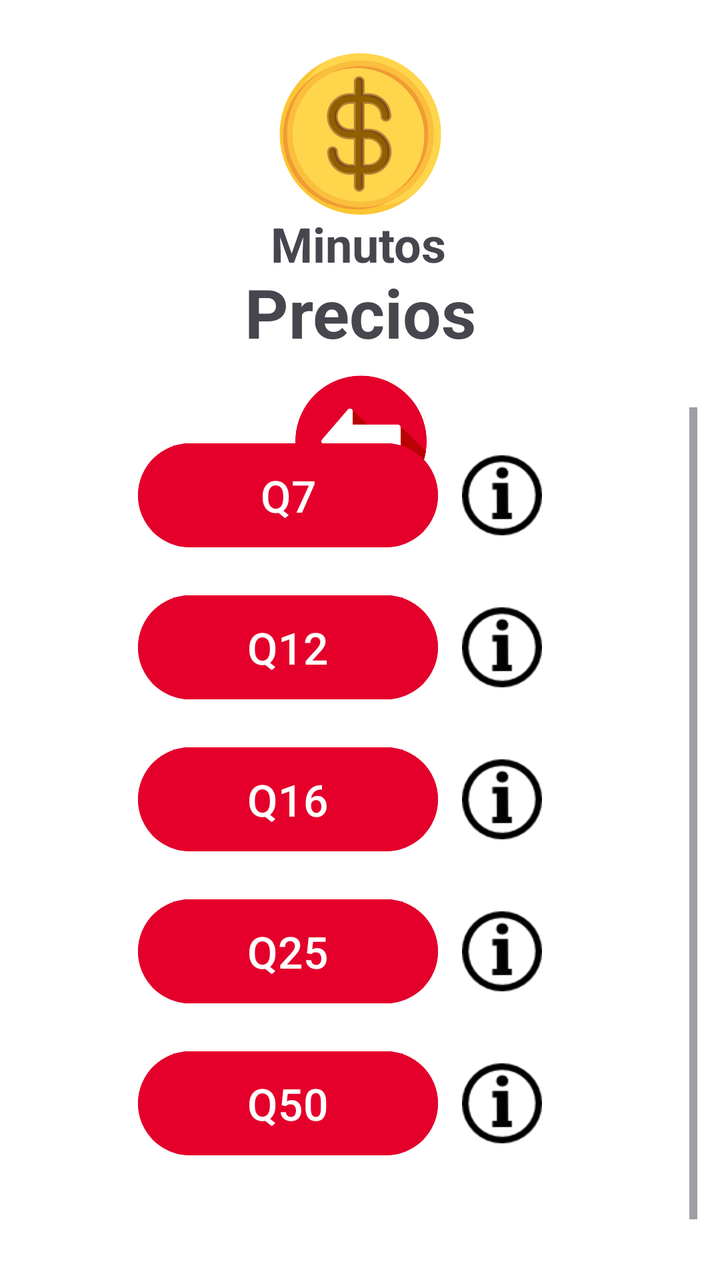
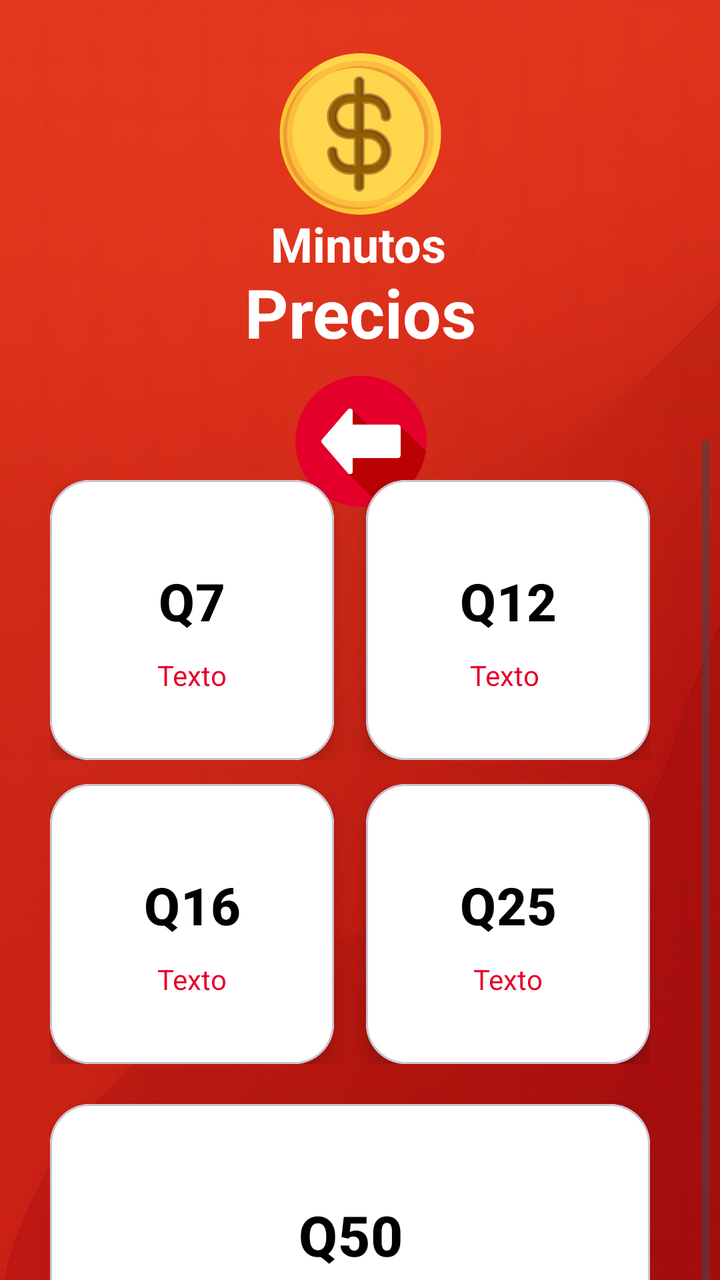

Before-and-after screenshots of an Android layout around one commit, followed by the original layout XML and the change that was made.
<!-- AndroidManifest.xml: application theme Theme.ClaroRecargasApp -->
<!-- res/layout/activity_menu_minutos.xml -->
<?xml version="1.0" encoding="utf-8"?>
<androidx.constraintlayout.widget.ConstraintLayout xmlns:android="http://schemas.android.com/apk/res/android"
    xmlns:app="http://schemas.android.com/apk/res-auto"
    xmlns:tools="http://schemas.android.com/tools"
    android:id="@+id/main"
    android:layout_width="match_parent"
    android:layout_height="match_parent"
    android:background="#FFFFFF"
    tools:context=".MenuMinutos">

    <ImageButton
        android:id="@+id/btnVolverM"
        android:layout_width="71dp"
        android:layout_height="70dp"
        android:layout_marginStart="16dp"
        android:background="#FFFFFF"
        android:contentDescription="@string/descripcion_boton"
        android:scaleType="fitCenter"
        app:layout_constraintBottom_toBottomOf="parent"
        app:layout_constraintEnd_toEndOf="parent"
        app:layout_constraintHorizontal_bias="0.473"
        app:layout_constraintStart_toStartOf="parent"
        app:layout_constraintTop_toTopOf="parent"
        app:layout_constraintVertical_bias="0.326"
        app:srcCompat="@drawable/icon_regresar_atras" />

    <TextView
        android:id="@+id/textView"
        android:layout_width="171dp"
        android:layout_height="45dp"
        android:layout_gravity="center"
        android:gravity="center"
        android:text="Precios"
        android:textAlignment="center"
        android:textSize="34sp"
        android:textStyle="bold"
        app:layout_constraintBottom_toBottomOf="parent"
        app:layout_constraintEnd_toEndOf="parent"
        app:layout_constraintStart_toStartOf="parent"
        app:layout_constraintTop_toTopOf="parent"
        app:layout_constraintVertical_bias="0.224" />

    <TextView
        android:id="@+id/textView2"
        android:layout_width="wrap_content"
        android:layout_height="wrap_content"
        android:text="Minutos"
        android:textAlignment="textStart"
        android:textSize="24sp"
        android:textStyle="bold"
        app:layout_constraintBottom_toBottomOf="parent"
        app:layout_constraintEnd_toEndOf="parent"
        app:layout_constraintHorizontal_bias="0.498"
        app:layout_constraintStart_toStartOf="parent"
        app:layout_constraintTop_toTopOf="parent"
        app:layout_constraintVertical_bias="0.174" />

    <ImageView
        android:id="@+id/imageView"
        android:layout_width="99dp"
        android:layout_height="86dp"
        android:layout_marginTop="24dp"
        app:layout_constraintEnd_toEndOf="parent"
        app:layout_constraintStart_toStartOf="parent"
        app:layout_constraintTop_toTopOf="parent"
        app:srcCompat="@drawable/precio" />

    <ScrollView
        android:layout_width="345dp"
        android:layout_height="409dp"
        android:layout_marginStart="45dp"
        android:layout_marginEnd="41dp"
        app:layout_constraintBottom_toBottomOf="parent"
        app:layout_constraintEnd_toEndOf="parent"
        app:layout_constraintHorizontal_bias="0.583"
        app:layout_constraintStart_toStartOf="parent"
        app:layout_constraintTop_toTopOf="parent"
        app:layout_constraintVertical_bias="0.881">

        <LinearLayout
            android:layout_width="match_parent"
            android:layout_height="wrap_content"
            android:gravity="center_horizontal"
            android:orientation="vertical"
            android:padding="16dp">


            

            <LinearLayout
                android:layout_width="wrap_content"
                android:layout_height="76dp"
                android:gravity="center_vertical"
                android:orientation="horizontal">

                <Button
                    android:id="@+id/btnPrecio1M"
                    android:layout_width="150dp"
                    android:layout_height="60dp"
                    android:layout_marginBottom="10dp"
                    android:backgroundTint="#E4002B"
                    android:text="Q7"
                    android:textSize="22sp" />

                <ImageView
                    android:id="@+id/info1"
                    android:layout_width="wrap_content"
                    android:layout_height="40dp"
                    android:layout_marginBottom="10dp"
                    app:srcCompat="@drawable/informacion" />

            </LinearLayout>
            
            <LinearLayout
                android:layout_width="wrap_content"
                android:layout_height="76dp"
                android:gravity="center_vertical"
                android:orientation="horizontal">

                <Button
                    android:id="@+id/btnPrecio2M"
                    android:layout_width="150dp"
                    android:layout_height="60dp"
                    android:layout_marginBottom="10dp"
                    android:backgroundTint="#E4002B"
                    android:text="Q12"
                    android:textSize="22sp" />

                <ImageView
                    android:id="@+id/info2"
                    android:layout_width="wrap_content"
                    android:layout_height="40dp"
                    android:layout_marginBottom="10dp"
                    app:srcCompat="@drawable/informacion" />

            </LinearLayout>

            
            <LinearLayout
                android:layout_width="wrap_content"
                android:layout_height="76dp"
                android:gravity="center_vertical"
                android:orientation="horizontal">

                <Button
                    android:id="@+id/btnPrecio3M"
                    android:layout_width="150dp"
                    android:layout_height="60dp"
                    android:layout_marginBottom="10dp"
                    android:backgroundTint="#E4002B"
                    android:text="Q16"
                    android:textSize="22sp" />

                <ImageView
                    android:id="@+id/info3"
                    android:layout_width="wrap_content"
                    android:layout_height="40dp"
                    android:layout_marginBottom="10dp"
                    app:srcCompat="@drawable/informacion" />

            </LinearLayout>
            
            <LinearLayout
                android:layout_width="wrap_content"
                android:layout_height="76dp"
                android:gravity="center_vertical"
                android:orientation="horizontal">

                <Button
                    android:id="@+id/btnPrecio4M"
                    android:layout_width="150dp"
                    android:layout_height="60dp"
                    android:layout_marginBottom="10dp"
                    android:backgroundTint="#E4002B"
                    android:text="Q25"
                    android:textSize="22sp" />

                <ImageView
                    android:id="@+id/info4"
                    android:layout_width="wrap_content"
                    android:layout_height="40dp"
                    android:layout_marginBottom="10dp"
                    app:srcCompat="@drawable/informacion" />

            </LinearLayout>


            
            <LinearLayout
                android:layout_width="wrap_content"
                android:layout_height="76dp"
                android:gravity="center_vertical"
                android:orientation="horizontal">

                <Button
                    android:id="@+id/btnPrecio5M"
                    android:layout_width="150dp"
                    android:layout_height="60dp"
                    android:layout_marginBottom="10dp"
                    android:backgroundTint="#E4002B"
                    android:text="Q50"
                    android:textSize="22sp" />

                <ImageView
                    android:id="@+id/info5"
                    android:layout_width="wrap_content"
                    android:layout_height="40dp"
                    android:layout_marginBottom="10dp"
                    app:srcCompat="@drawable/informacion" />

            </LinearLayout>


        </LinearLayout>
    </ScrollView>

</androidx.constraintlayout.widget.ConstraintLayout>
<!-- resources referenced by this layout -->
<resources>
  <!-- drawable icon_regresar_atras: png bitmap (drawable, 16579 bytes) -->
  <!-- drawable informacion: png bitmap (drawable, 1876 bytes) -->
  <!-- drawable precio: png bitmap (drawable, 49291 bytes) -->
  <string name="descripcion_boton">Menú desplegable</string>
  <style name="Theme.ClaroRecargasApp" parent="Base.Theme.ClaroRecargasApp">
          
          <item name="android:windowFullscreen">true</item>
      </style>
  <style name="Base.Theme.ClaroRecargasApp" parent="Theme.Material3.DayNight.NoActionBar">
          
          
      </style>
</resources>

<!-- the commit's change to res/layout/activity_menu_minutos.xml (unified diff, before → after) -->
@@ -5,15 +5,25 @@
     android:id="@+id/main"
     android:layout_width="match_parent"
     android:layout_height="match_parent"
-    android:background="#FFFFFF"
     tools:context=".MenuMinutos">
+
+    <ImageView
+        android:id="@+id/backgroundImage"
+        android:layout_width="0dp"
+        android:layout_height="0dp"
+        android:scaleType="centerCrop"
+        android:src="@drawable/fondoapp"
+        app:layout_constraintTop_toTopOf="parent"
+        app:layout_constraintBottom_toBottomOf="parent"
+        app:layout_constraintStart_toStartOf="parent"
+        app:layout_constraintEnd_toEndOf="parent" />
 
     <ImageButton
         android:id="@+id/btnVolverM"
         android:layout_width="71dp"
         android:layout_height="70dp"
         android:layout_marginStart="16dp"
-        android:background="#FFFFFF"
+        android:background="#01FFFFFF"
         android:contentDescription="@string/descripcion_boton"
         android:scaleType="fitCenter"
         app:layout_constraintBottom_toBottomOf="parent"
@@ -31,6 +41,7 @@
         android:layout_gravity="center"
         android:gravity="center"
         android:text="Precios"
+        android:textColor="#FFFFFF"
         android:textAlignment="center"
         android:textSize="34sp"
         android:textStyle="bold"
@@ -45,6 +56,7 @@
         android:layout_width="wrap_content"
         android:layout_height="wrap_content"
         android:text="Minutos"
+        android:textColor="#FFFFFF"
         android:textAlignment="textStart"
         android:textSize="24sp"
         android:textStyle="bold"
@@ -66,150 +78,207 @@
         app:srcCompat="@drawable/precio" />
 
     <ScrollView
-        android:layout_width="345dp"
-        android:layout_height="409dp"
-        android:layout_marginStart="45dp"
-        android:layout_marginEnd="41dp"
-        app:layout_constraintBottom_toBottomOf="parent"
-        app:layout_constraintEnd_toEndOf="parent"
-        app:layout_constraintHorizontal_bias="0.583"
-        app:layout_constraintStart_toStartOf="parent"
-        app:layout_constraintTop_toTopOf="parent"
-        app:layout_constraintVertical_bias="0.881">
+        android:layout_width="350dp"
+        android:layout_height="480dp"
+        android:layout_marginTop="280dp"
+        android:fillViewport="true"
+        app:layout_constraintTop_toTopOf="parent"
+        app:layout_constraintBottom_toBottomOf="parent"
+        app:layout_constraintStart_toStartOf="parent"
+        app:layout_constraintEnd_toEndOf="parent">
 
         <LinearLayout
-            android:layout_width="match_parent"
+            android:layout_width="340dp"
             android:layout_height="wrap_content"
-            android:gravity="center_horizontal"
             android:orientation="vertical"
-            android:padding="16dp">
-
-
-            
-
-            <LinearLayout
-                android:layout_width="wrap_content"
-                android:layout_height="76dp"
-                android:gravity="center_vertical"
-                android:orientation="horizontal">
-
-                <Button
-                    android:id="@+id/btnPrecio1M"
-                    android:layout_width="150dp"
-                    android:layout_height="60dp"
-                    android:layout_marginBottom="10dp"
-                    android:backgroundTint="#E4002B"
-                    android:text="Q7"
-                    android:textSize="22sp" />
-
-                <ImageView
-                    android:id="@+id/info1"
-                    android:layout_width="wrap_content"
-                    android:layout_height="40dp"
-                    android:layout_marginBottom="10dp"
-                    app:srcCompat="@drawable/informacion" />
-
-            </LinearLayout>
+            android:padding="20dp">
+
             
             <LinearLayout
-                android:layout_width="wrap_content"
-                android:layout_height="76dp"
-                android:gravity="center_vertical"
+                android:layout_width="match_parent"
+                android:layout_height="wrap_content"
+                android:layout_marginBottom="12dp"
                 android:orientation="horizontal">
 
-                <Button
-                    android:id="@+id/btnPrecio2M"
-                    android:layout_width="150dp"
-                    android:layout_height="60dp"
-                    android:layout_marginBottom="10dp"
-                    android:backgroundTint="#E4002B"
-                    android:text="Q12"
-                    android:textSize="22sp" />
-
-                <ImageView
-                    android:id="@+id/info2"
-                    android:layout_width="wrap_content"
-                    android:layout_height="40dp"
-                    android:layout_marginBottom="10dp"
-                    app:srcCompat="@drawable/informacion" />
-
+                <com.google.android.material.card.MaterialCardView
+                    android:layout_width="0dp"
+                    android:layout_height="140dp"
+                    android:layout_marginEnd="8dp"
+                    android:layout_weight="1"
+                    app:cardCornerRadius="20dp"
+                    app:cardElevation="6dp">
+
+                    <LinearLayout
+                        android:layout_width="match_parent"
+                        android:layout_height="match_parent"
+                        android:gravity="center"
+                        android:background="#FFFFFF"
+                        android:orientation="vertical">
+
+                        <Button
+                            android:id="@+id/btnPrecio1M"
+                            android:layout_width="wrap_content"
+                            android:layout_height="wrap_content"
+                            android:background="@android:color/transparent"
+                            android:text="Q7"
+                            android:textColor="#000000"
+                            android:textSize="26sp"
+                            android:textStyle="bold" />
+
+                        <TextView
+                            android:layout_width="wrap_content"
+                            android:layout_height="wrap_content"
+                            android:text="Texto"
+                            android:textColor="#E4002B"
+                            android:textSize="14sp" />
+                    </LinearLayout>
+                </com.google.android.material.card.MaterialCardView>
+
+                <com.google.android.material.card.MaterialCardView
+                    android:layout_width="0dp"
+                    android:layout_height="140dp"
+                    android:layout_marginStart="8dp"
+                    android:layout_weight="1"
+                    app:cardCornerRadius="20dp"
+                    app:cardElevation="6dp">
+
+                    <LinearLayout
+                        android:layout_width="match_parent"
+                        android:layout_height="match_parent"
+                        android:gravity="center"
+                        android:background="#FFFFFF"
+                        android:orientation="vertical">
+
+                        <Button
+                            android:id="@+id/btnPrecio2M"
+                            android:layout_width="wrap_content"
+                            android:layout_height="wrap_content"
+                            android:background="@android:color/transparent"
+                            android:text="Q12"
+                            android:textColor="#000000"
+                            android:textSize="26sp"
+                            android:textStyle="bold" />
+
+                        <TextView
+                            android:layout_width="wrap_content"
+                            android:layout_height="wrap_content"
+                            android:text="Texto
+"
+                            android:textColor="#E4002B"
+                            android:textSize="14sp" />
+                    </LinearLayout>
+                </com.google.android.material.card.MaterialCardView>
             </LinearLayout>
 
             
             <LinearLayout
-                android:layout_width="wrap_content"
-                android:layout_height="76dp"
-                android:gravity="center_vertical"
+                android:layout_width="match_parent"
+                android:layout_height="wrap_content"
+                android:layout_marginBottom="12dp"
                 android:orientation="horizontal">
 
-                <Button
-                    android:id="@+id/btnPrecio3M"
-                    android:layout_width="150dp"
-                    android:layout_height="60dp"
-                    android:layout_marginBottom="10dp"
-                    android:backgroundTint="#E4002B"
-                    android:text="Q16"
-                    android:textSize="22sp" />
-
-                <ImageView
-                    android:id="@+id/info3"
-                    android:layout_width="wrap_content"
-                    android:layout_height="40dp"
-                    android:layout_marginBottom="10dp"
-                    app:srcCompat="@drawable/informacion" />
-
+                <com.google.android.material.card.MaterialCardView
+                    android:layout_width="0dp"
+                    android:layout_height="140dp"
+                    android:layout_marginEnd="8dp"
+                    android:layout_weight="1"
+                    app:cardCornerRadius="20dp"
+                    app:cardElevation="6dp">
+
+                    <LinearLayout
+                        android:layout_width="match_parent"
+                        android:layout_height="match_parent"
+                        android:gravity="center"
+                        android:background="#FFFFFF"
+                        android:orientation="vertical">
+
+                        <Button
+                            android:id="@+id/btnPrecio3M"
+                            android:layout_width="wrap_content"
+                            android:layout_height="wrap_content"
+                            android:background="@android:color/transparent"
+                            android:text="Q16"
+                            android:textColor="#000000"
+                            android:textSize="26sp"
+                            android:textStyle="bold" />
+
+                        <TextView
+                            android:layout_width="wrap_content"
+                            android:layout_height="wrap_content"
+                            android:text="Texto"
+                            android:textColor="#E4002B"
+                            android:textSize="14sp" />
+                    </LinearLayout>
+                </com.google.android.material.card.MaterialCardView>
+
+                <com.google.android.material.card.MaterialCardView
+                    android:layout_width="0dp"
+                    android:layout_height="140dp"
+                    android:layout_marginStart="8dp"
+                    android:layout_weight="1"
+                    app:cardCornerRadius="20dp"
+                    app:cardElevation="6dp">
+
+                    <LinearLayout
+                        android:layout_width="match_parent"
+                        android:layout_height="match_parent"
+                        android:gravity="center"
+                        android:background="#FFFFFF"
+                        android:orientation="vertical">
+
+                        <Button
+                            android:id="@+id/btnPrecio4M"
+                            android:layout_width="wrap_content"
+                            android:layout_height="wrap_content"
+                            android:background="@android:color/transparent"
+                            android:text="Q25"
+                            android:textColor="#000000"
+                            android:textSize="26sp"
+                            android:textStyle="bold" />
+
+                        <TextView
+                            android:layout_width="wrap_content"
+                            android:layout_height="wrap_content"
+                            android:text="Texto"
+                            android:textColor="#E4002B"
+                            android:textSize="14sp" />
+                    </LinearLayout>
+                </com.google.android.material.card.MaterialCardView>
             </LinearLayout>
+
             
-            <LinearLayout
-                android:layout_width="wrap_content"
-                android:layout_height="76dp"
-                android:gravity="center_vertical"
-                android:orientation="horizontal">
-
-                <Button
-                    android:id="@+id/btnPrecio4M"
-                    android:layout_width="150dp"
-                    android:layout_height="60dp"
-                    android:layout_marginBottom="10dp"
-                    android:backgroundTint="#E4002B"
-                    android:text="Q25"
-                    android:textSize="22sp" />
-
-                <ImageView
-                    android:id="@+id/info4"
-                    android:layout_width="wrap_content"
-                    android:layout_height="40dp"
-                    android:layout_marginBottom="10dp"
-                    app:srcCompat="@drawable/informacion" />
-
-            </LinearLayout>
-
-
-            
-            <LinearLayout
-                android:layout_width="wrap_content"
-                android:layout_height="76dp"
-                android:gravity="center_vertical"
-                android:orientation="horizontal">
-
-                <Button
-                    android:id="@+id/btnPrecio5M"
-                    android:layout_width="150dp"
-                    android:layout_height="60dp"
-                    android:layout_marginBottom="10dp"
-                    android:backgroundTint="#E4002B"
-                    android:text="Q50"
-                    android:textSize="22sp" />
-
-                <ImageView
-                    android:id="@+id/info5"
-                    android:layout_width="wrap_content"
-                    android:layout_height="40dp"
-                    android:layout_marginBottom="10dp"
-                    app:srcCompat="@drawable/informacion" />
-
-            </LinearLayout>
-
+            <com.google.android.material.card.MaterialCardView
+                android:layout_width="match_parent"
+                android:layout_height="150dp"
+                android:layout_marginTop="8dp"
+                app:cardCornerRadius="20dp"
+                app:cardElevation="6dp">
+
+                <LinearLayout
+                    android:layout_width="match_parent"
+                    android:layout_height="match_parent"
+                    android:gravity="center"
+                    android:background="#FFFFFF"
+                    android:orientation="vertical">
+
+                    <Button
+                        android:id="@+id/btnPrecio5M"
+                        android:layout_width="wrap_content"
+                        android:layout_height="wrap_content"
+                        android:background="@android:color/transparent"
+                        android:text="Q50"
+                        android:textColor="#000000"
+                        android:textSize="28sp"
+                        android:textStyle="bold" />
+
+                    <TextView
+                        android:layout_width="wrap_content"
+                        android:layout_height="wrap_content"
+                        android:text="Texto"
+                        android:textColor="#E4002B"
+                        android:textSize="14sp" />
+                </LinearLayout>
+            </com.google.android.material.card.MaterialCardView>
 
         </LinearLayout>
     </ScrollView>
<!-- resource entries referenced after the edit -->
@@ -1,7 +1,7 @@
 <!-- resources referenced by this layout -->
 <resources>
+  <!-- drawable fondoapp: jpg bitmap (drawable, 112541 bytes) -->
   <!-- drawable icon_regresar_atras: png bitmap (drawable, 16579 bytes) -->
-  <!-- drawable informacion: png bitmap (drawable, 1876 bytes) -->
   <!-- drawable precio: png bitmap (drawable, 49291 bytes) -->
   <string name="descripcion_boton">Menú desplegable</string>
   <style name="Theme.ClaroRecargasApp" parent="Base.Theme.ClaroRecargasApp">
